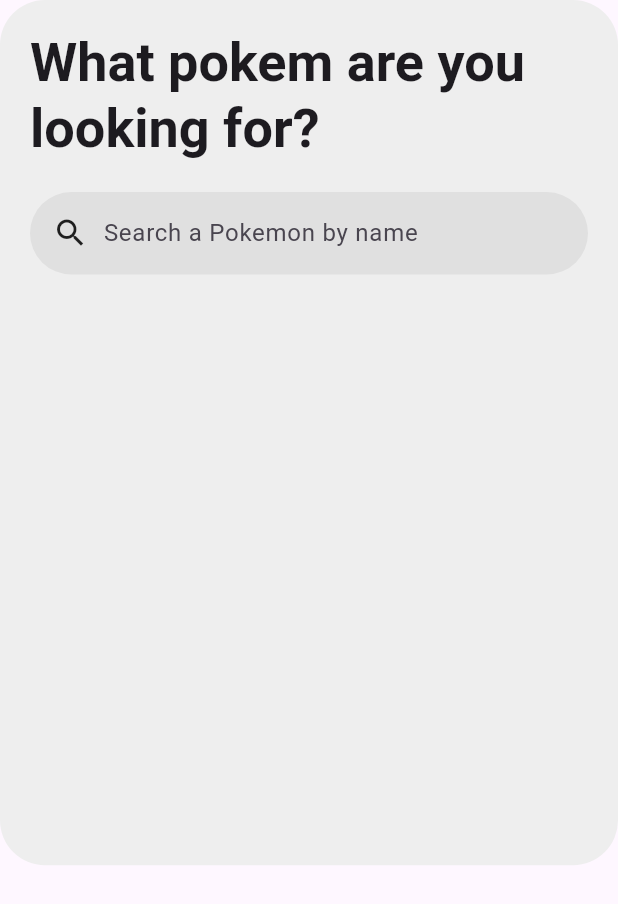
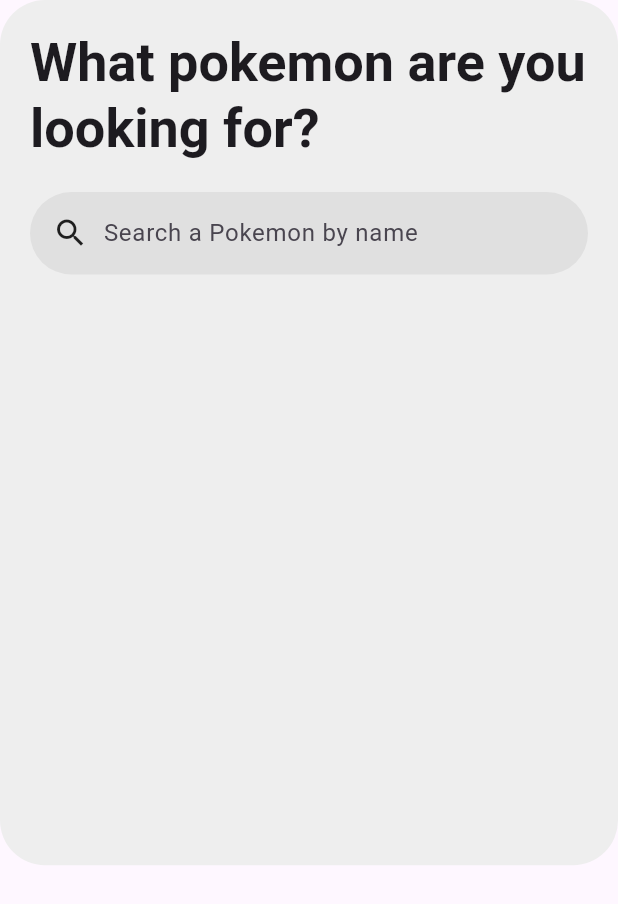
Before and after one commit to Gabriel2048/Pokedex, a Flutter app: the screen it shows after launch, on a phone screen of 412 x 824 dp. Shown: the top 904 px of the screen. Run offline on Flutter 3.47's test engine with Material 2 defaults, Android fonts, the phone set to English and light mode, and no system bars; our stand-ins replace google_fonts; Roboto replaces fonts that are missing (Ubuntu).

Commit message:
Fixed title typo

```diff
--- a/lib/screens/explore/explore_screen.dart
+++ b/lib/screens/explore/explore_screen.dart
@@ -27,7 +27,7 @@ class ExploreScreen extends StatelessWidget {
                 mainAxisAlignment: MainAxisAlignment.start,
                 children: [
                   Text(
-                    'What pokem are you looking for?',
+                    'What pokemon are you looking for?',
                     style: GoogleFonts.ubuntu(
                         textStyle: Theme.of(context).textTheme.displaySmall,
                         fontWeight: FontWeight.bold),
```
